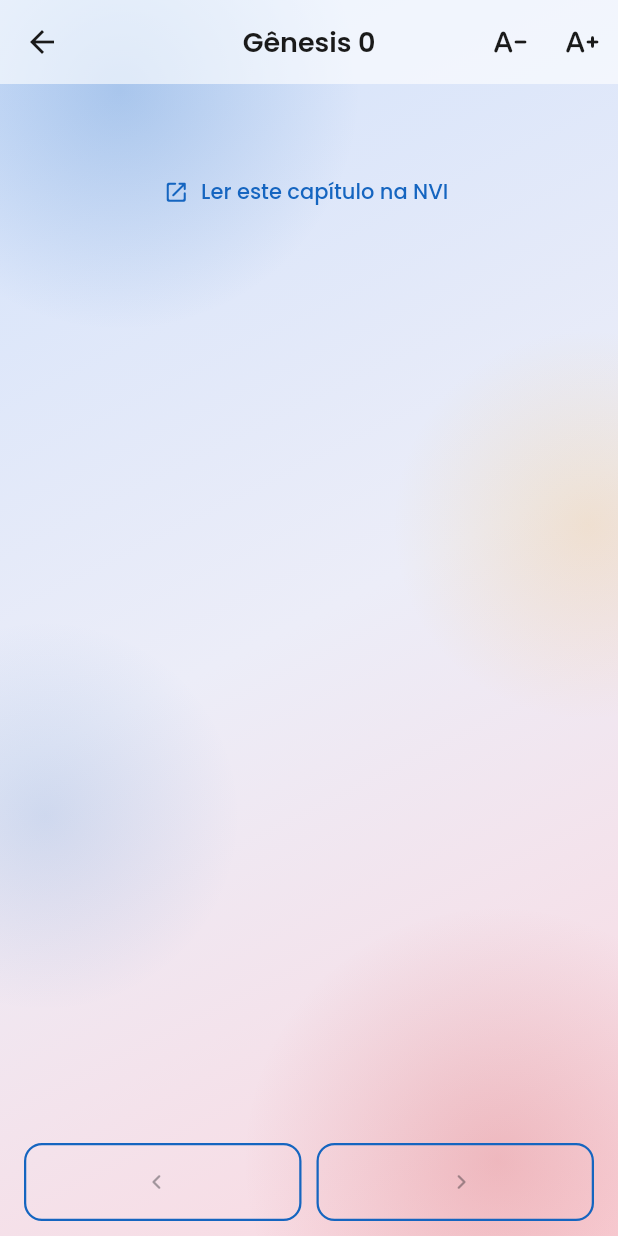
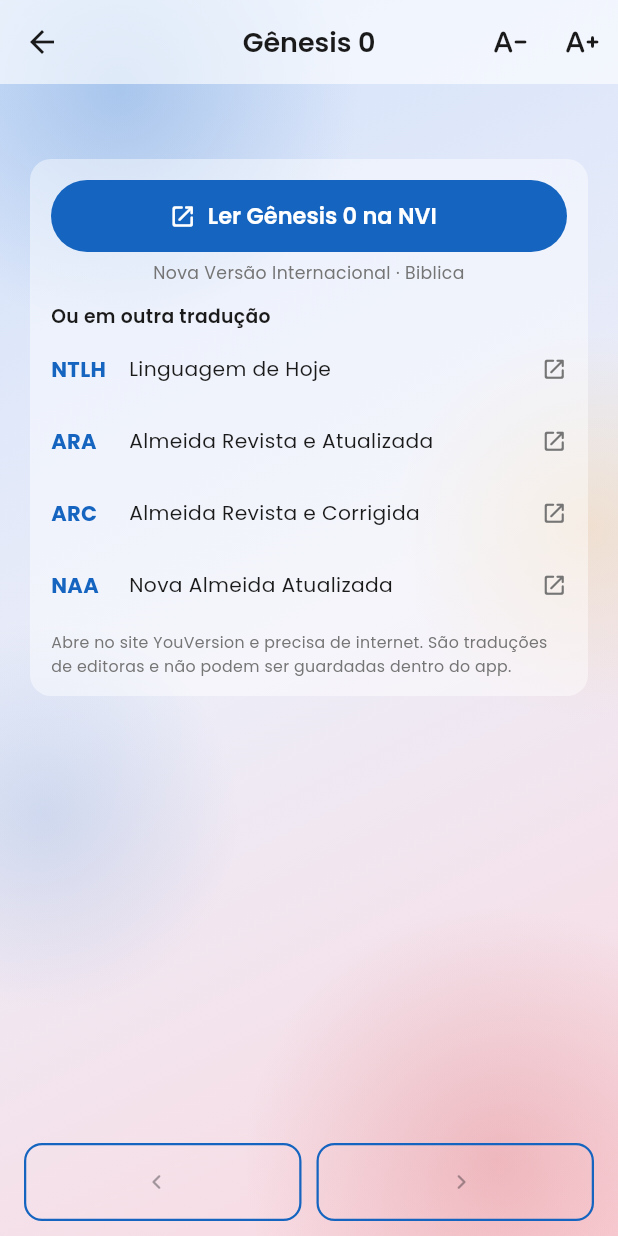
Before and after one commit to marciosaguiar/espiritual, a Flutter app: the BibliaLeituraScreen screen opened directly with sample values from the repository, on a phone screen of 412 x 824 dp. Run offline on Flutter 3.47's test engine with Material 3 defaults, Android fonts, the phone set to English and light mode, and no system bars; our stand-ins replace cloud_firestore, firebase_auth, firebase_core, shared_preferences, table_calendar; missing offline and left inert: dart:js_interop; accounts and stored records are empty.

Commit message:
feat: Bíblia — NVI (padrão), Linguagem de Hoje, ARA, ARC e NAA no fim de cada capítulo
Pedido: outras traduções em pt-BR, com a NVI como padrão. O texto delas é de
editoras (Biblica, Sociedade Bíblica do Brasil) e continua fora do app, como o
projeto já decidiu e um teste garante. O que entra é o que dá sem licença:
cada tradução abre o MESMO capítulo no YouVersion.

- `traducoesExternas`: NVI 129, NTLH 211, ARA 1608, ARC 212, NAA 1840, nesta
  ordem fixa; a primeira é a padrão. Os números foram conferidos no bible.com
  (cada um abre João 3 na versão da sigla) e um teste os trava.
- Tela de leitura: a NVI vira o botão principal ("Ler João 3 na NVI") e as
  outras quatro ficam logo abaixo; o cartão diz que abre fora e que precisa de
  internet. O capítulo do link acompanha a leitura e link que não abre avisa
  (`abrirLink`).
- O app não lembra a última escolha: com todas a um toque, só mudaria o que
  fica marcado.
- 24 testes novos (contrato dos números, tela a 375 e 320 px, alcance do fim
  da página, toque com Material, link acompanha o capítulo, falha avisa); as
  quebras de propósito nos números, no `em:`, no capítulo e no Material foram
  pegas. +2.289 bytes no pacote.
- CLAUDE.md registra a decisão, os números conferidos e os caminhos para pôr o
  TEXTO dentro do app (precisa de licença, e o teste das siglas proibidas muda
  junto).

Co-Authored-By: Claude Sonnet 5.5 <noreply@anthropic.com>
Claude-Session: https://claude.ai/code/session_01WHfQGyPHrLhyECpGAfTaAZ

```diff
--- a/lib/data/services/biblia_service.dart
+++ b/lib/data/services/biblia_service.dart
@@ -50,9 +50,9 @@ class Traducao {
 /// O que o app oferece para ler. Acrescentar uma tradução é acrescentar uma
 /// linha aqui e um arquivo em `assets/biblia` — nada de código novo.
 ///
-/// Só entram textos cuja licença permita distribuir offline. NVI, ARA, NAA,
-/// ARC e companhia pertencem a editoras e não podem estar aqui; para elas
-/// existe o botão "Abrir no YouVersion".
+/// Só entram textos cuja licença permita distribuir offline. NVI, NTLH, ARA,
+/// NAA, ARC e companhia pertencem a editoras e não podem estar aqui; para elas
+/// existe [traducoesExternas], que abre o mesmo capítulo no YouVersion.
 class TraducaoDisponivel {
   final String id;
   final String sigla;
@@ -86,6 +86,83 @@ const List<TraducaoDisponivel> traducoesDisponiveis = [
     nome: 'Almeida 1911',
     licencaCurta: 'Domínio público',
     tamanho: '1,2 MB',
+  ),
+];
+
+/// Uma tradução que NÃO mora no app: abre o capítulo no YouVersion.
+///
+/// O texto delas é de editoras (Biblica, Sociedade Bíblica do Brasil), e
+/// guardá-lo no aparelho ou no banco é copiar a obra — por isso o app só aponta
+/// para quem tem o direito de publicá-la. Custa internet, e a tela diz isso.
+class TraducaoExterna {
+  /// Nome interno, que não depende do número do YouVersion: se o site
+  /// renumerar uma versão, só `codigoNoYouVersion` precisa mudar.
+  final String id;
+  final String sigla;
+
+  /// O nome que a pessoa conhece. "Linguagem de Hoje" é como o ministério
+  /// chama a NTLH — a sigla sozinha não diz nada a quem não é da área.
+  final String nome;
+
+  /// Quem publica. Aparece na tela: é de quem é o texto.
+  final String editora;
+
+  /// O número da versão no endereço `bible.com/pt/bible/<número>/...`.
+  final int codigoNoYouVersion;
+
+  const TraducaoExterna({
+    required this.id,
+    required this.sigla,
+    required this.nome,
+    required this.editora,
+    required this.codigoNoYouVersion,
+  });
+}
+
+/// A PRIMEIRA é a padrão (a NVI): a tela a põe em destaque, como o botão
+/// principal. A ordem é fixa de propósito — lista que muda de lugar faz a
+/// pessoa tocar na linha errada.
+///
+/// Os números foram conferidos no próprio bible.com (24/11/2026): cada um
+/// abre João 3 na versão da sigla. NVI 129 é da Biblica; as outras quatro são
+/// da Sociedade Bíblica do Brasil. Há versões repetidas com a mesma sigla
+/// (NVI 4360, NTLH 4539 "edição católica", ARC 3407 de Portugal) que NÃO são
+/// as usadas aqui.
+const List<TraducaoExterna> traducoesExternas = [
+  TraducaoExterna(
+    id: 'nvi',
+    sigla: 'NVI',
+    nome: 'Nova Versão Internacional',
+    editora: 'Biblica',
+    codigoNoYouVersion: 129,
+  ),
+  TraducaoExterna(
+    id: 'ntlh',
+    sigla: 'NTLH',
+    nome: 'Linguagem de Hoje',
+    editora: 'Sociedade Bíblica do Brasil',
+    codigoNoYouVersion: 211,
+  ),
+  TraducaoExterna(
+    id: 'ara',
+    sigla: 'ARA',
+    nome: 'Almeida Revista e Atualizada',
+    editora: 'Sociedade Bíblica do Brasil',
+    codigoNoYouVersion: 1608,
+  ),
+  TraducaoExterna(
+    id: 'arc',
+    sigla: 'ARC',
+    nome: 'Almeida Revista e Corrigida',
+    editora: 'Sociedade Bíblica do Brasil',
+    codigoNoYouVersion: 212,
+  ),
+  TraducaoExterna(
+    id: 'naa',
+    sigla: 'NAA',
+    nome: 'Nova Almeida Atualizada',
+    editora: 'Sociedade Bíblica do Brasil',
+    codigoNoYouVersion: 1840,
   ),
 ];
 
@@ -133,20 +210,19 @@ class BibliaService {
     return traducao;
   }
 
-  /// O MESMO capítulo, aberto na NVI do YouVersion.
+  /// O MESMO capítulo, aberto no YouVersion, na tradução escolhida (a NVI,
+  /// quando nenhuma é dita).
   ///
   /// É a ponte para as traduções que este app não pode trazer para dentro:
-  /// NVI, NTLH, ARA e ARC são de editoras, e distribuí-las exigiria licença.
-  /// Em vez de fingir que não existem, o botão leva a pessoa ao capítulo
-  /// certo, no site de quem tem o direito de publicá-lo — e lá ela troca para
-  /// NTLH, ARA ou ARC num toque.
+  /// NVI, NTLH, ARA, ARC e NAA são de editoras, e distribuí-las exigiria
+  /// licença. Em vez de fingir que não existem, o app leva a pessoa ao capítulo
+  /// certo, no site de quem tem o direito de publicá-lo.
   ///
-  /// `129` é a NVI em português e os códigos de três letras são o padrão
-  /// USFM. Conferidos no próprio site: /pt/bible/129/JHN.3 abre João 3 em
-  /// NVI, e /pt/bible/129/SNG.2 abre Cântico dos Cânticos 2.
-  static const int _nviNoYouVersion = 129;
-
-  static Uri noYouVersion(String siglaLivro, int capitulo) {
+  /// Os códigos de três letras do livro são o padrão USFM. Conferidos no
+  /// próprio site: /pt/bible/129/JHN.3 abre João 3 em NVI, e
+  /// /pt/bible/129/SNG.2 abre Cântico dos Cânticos 2.
+  static Uri noYouVersion(String siglaLivro, int capitulo,
+      {TraducaoExterna? em}) {
     final livro = livroPorSigla(siglaLivro);
     if (livro == null || livro.usfm.isEmpty) {
       // Livro que não conhecemos: a busca pelo nome ainda leva a algum lugar
@@ -154,7 +230,8 @@ class BibliaService {
       return Uri.https('www.bible.com', '/search/bible',
           {'q': '${nomeDoLivro(siglaLivro)} $capitulo'});
     }
-    return Uri.https('www.bible.com',
-        '/pt/bible/$_nviNoYouVersion/${livro.usfm}.$capitulo');
+    final versao = (em ?? traducoesExternas.first).codigoNoYouVersion;
+    return Uri.https(
+        'www.bible.com', '/pt/bible/$versao/${livro.usfm}.$capitulo');
   }
 }
--- a/lib/presentation/screens/biblia/biblia_leitura_screen.dart
+++ b/lib/presentation/screens/biblia/biblia_leitura_screen.dart
@@ -1,13 +1,13 @@
 import 'package:flutter/material.dart';
 import 'package:flutter/services.dart';
 import 'package:provider/provider.dart';
-import 'package:url_launcher/url_launcher.dart';
 
 import '../../../core/constants/app_colors.dart';
 import '../../../core/constants/livros_biblia.dart';
 import '../../../core/platform/compartilhar.dart';
 import '../../../data/services/biblia_service.dart';
 import '../../providers/biblia_provider.dart';
+import '../../widgets/common/abrir_link.dart';
 
 /// A leitura: versículos numerados, fonte ajustável, capítulo anterior e
 /// próximo, e o crédito da tradução no rodapé — que não é enfeite, é o que a
@@ -110,14 +110,14 @@ class _BibliaLeituraScreenState extends State<BibliaLeituraScreen> {
     );
   }
 
-  Future<void> _abrirYouVersion() async {
-    final uri = BibliaService.noYouVersion(_livro.sigla, _capitulo);
-    final ok = await launchUrl(uri, mode: LaunchMode.externalApplication);
-    if (!ok && mounted) {
-      ScaffoldMessenger.of(context).showSnackBar(
-        const SnackBar(content: Text('Não foi possível abrir o navegador.')),
-      );
-    }
+  /// Abre ESTE capítulo na tradução escolhida, no YouVersion.
+  ///
+  /// Nada é esperado antes de abrir: no navegador, abrir uma página só
+  /// funciona dentro do toque que a pediu, e o iPhone bloqueia a que vem
+  /// depois de uma espera.
+  Future<void> _abrirNaExterna(TraducaoExterna t) {
+    final uri = BibliaService.noYouVersion(_livro.sigla, _capitulo, em: t);
+    return abrirLink(context, uri.toString());
   }
 
   @override
@@ -163,15 +163,11 @@ class _BibliaLeituraScreenState extends State<BibliaLeituraScreen> {
                   ),
                 const SizedBox(height: 24),
                 _Creditos(traducao: b.traducao, isDark: isDark),
-                const SizedBox(height: 12),
-                Center(
-                  child: TextButton.icon(
-                    onPressed: _abrirYouVersion,
-                    icon: const Icon(Icons.open_in_new_rounded, size: 17),
-                    label: const Text('Ler este capítulo na NVI'),
-                    style:
-                        TextButton.styleFrom(foregroundColor: AppColors.blue),
-                  ),
+                const SizedBox(height: 14),
+                _OutrasTraducoes(
+                  referencia: '${_livro.nome} $_capitulo',
+                  isDark: isDark,
+                  aoEscolher: _abrirNaExterna,
                 ),
               ],
             ),
@@ -268,6 +264,150 @@ class _Creditos extends StatelessWidget {
           color: isDark
               ? AppColors.textSecondaryDark
               : AppColors.textSecondaryLight,
+        ),
+      ),
+    );
+  }
+}
+
+/// NVI, NTLH, ARA, ARC e NAA: o MESMO capítulo, no YouVersion.
+///
+/// Essas traduções são de editoras e o app não pode guardá-las, então esta
+/// tela não finge que as tem: diz que abre fora e que precisa de internet. A
+/// NVI vem em destaque (é a padrão) e as outras ficam logo abaixo, sempre na
+/// mesma ordem.
+class _OutrasTraducoes extends StatelessWidget {
+  final String referencia;
+  final bool isDark;
+  final Future<void> Function(TraducaoExterna) aoEscolher;
+
+  const _OutrasTraducoes({
+    required this.referencia,
+    required this.isDark,
+    required this.aoEscolher,
+  });
+
+  @override
+  Widget build(BuildContext context) {
+    final corTexto =
+        isDark ? AppColors.textPrimaryDark : AppColors.textPrimaryLight;
+    final corSuave =
+        isDark ? AppColors.textSecondaryDark : AppColors.textSecondaryLight;
+    final padrao = traducoesExternas.first;
+    final outras = traducoesExternas.skip(1);
+
+    return Container(
+      padding: const EdgeInsets.fromLTRB(14, 14, 14, 12),
+      decoration: BoxDecoration(
+        color: isDark
+            ? Colors.white.withValues(alpha: 0.04)
+            : Colors.white.withValues(alpha: 0.45),
+        borderRadius: BorderRadius.circular(14),
+      ),
+      // O toque pinta no Material mais próximo, e a caixa colorida acima o
+      // esconderia: sem este, o toque não daria sinal nenhum.
+      child: Material(
+        type: MaterialType.transparency,
+        child: Column(
+          crossAxisAlignment: CrossAxisAlignment.stretch,
+          children: [
+            Semantics(
+              button: true,
+              excludeSemantics: true,
+              label: 'Ler $referencia na ${padrao.sigla}, ${padrao.nome}. '
+                  'Abre o YouVersion.',
+              child: FilledButton.icon(
+                onPressed: () => aoEscolher(padrao),
+                icon: const Icon(Icons.open_in_new_rounded, size: 18),
+                label: Text('Ler $referencia na ${padrao.sigla}'),
+                style: FilledButton.styleFrom(
+                  backgroundColor: AppColors.blue,
+                  foregroundColor: Colors.white,
+                  minimumSize: const Size.fromHeight(48),
+                  textStyle: const TextStyle(
+                    fontFamily: 'Poppins',
+                    fontSize: 15,
+                    fontWeight: FontWeight.w600,
+                  ),
+                ),
+              ),
+            ),
+            Padding(
+              padding: const EdgeInsets.only(top: 6, bottom: 12),
+              child: Text(
+                '${padrao.nome} · ${padrao.editora}',
+                textAlign: TextAlign.center,
+                style: TextStyle(
+                    fontFamily: 'Poppins', fontSize: 11.5, color: corSuave),
+              ),
+            ),
+            Text(
+              'Ou em outra tradução',
+              style: TextStyle(
+                fontFamily: 'Poppins',
+                fontSize: 12.5,
+                fontWeight: FontWeight.w600,
+                color: corTexto,
+              ),
+            ),
+            const SizedBox(height: 2),
+            for (final t in outras)
+              InkWell(
+                onTap: () => aoEscolher(t),
+                borderRadius: BorderRadius.circular(8),
+                child: Semantics(
+                  button: true,
+                  excludeSemantics: true,
+                  label: 'Ler $referencia na ${t.sigla}, ${t.nome}. '
+                      'Abre o YouVersion.',
+                  child: ConstrainedBox(
+                    constraints: const BoxConstraints(minHeight: 48),
+                    child: Row(
+                      children: [
+                        SizedBox(
+                          width: 52,
+                          child: Text(
+                            t.sigla,
+                            style: const TextStyle(
+                              fontFamily: 'Poppins',
+                              fontSize: 14,
+                              fontWeight: FontWeight.w700,
+                              color: AppColors.blue,
+                            ),
+                          ),
+                        ),
+                        Expanded(
+                          child: Padding(
+                            padding: const EdgeInsets.symmetric(vertical: 6),
+                            child: Text(
+                              t.nome,
+                              style: TextStyle(
+                                fontFamily: 'Poppins',
+                                fontSize: 13.5,
+                                color: corTexto,
+                              ),
+                            ),
+                          ),
+                        ),
+                        Icon(Icons.open_in_new_rounded,
+                            size: 17, color: corSuave),
+                      ],
+                    ),
+                  ),
+                ),
+              ),
+            const SizedBox(height: 6),
+            Text(
+              'Abre no site YouVersion e precisa de internet. São traduções de '
+              'editoras e não podem ser guardadas dentro do app.',
+              style: TextStyle(
+                fontFamily: 'Poppins',
+                fontSize: 10.5,
+                height: 1.5,
+                color: corSuave,
+              ),
+            ),
+          ],
         ),
       ),
     );
--- a/lib/presentation/screens/biblia/biblia_screen.dart
+++ b/lib/presentation/screens/biblia/biblia_screen.dart
@@ -535,8 +535,10 @@ class _EscolherTraducao extends StatelessWidget {
             ),
           const SizedBox(height: 6),
           Text(
-            'Só traduções que podem ser distribuídas dentro do app. Para NVI, '
-            'ARA e outras, use "Abrir no YouVersion" na tela de leitura.',
+            'Aqui ficam só as traduções que podem ser guardadas dentro do app, '
+            'e por isso funcionam sem internet. NVI, Linguagem de Hoje, ARA, '
+            'ARC e NAA são de editoras: no fim de qualquer capítulo há botões '
+            'que abrem o mesmo capítulo nelas (precisa de internet).',
             style: TextStyle(
               fontFamily: 'Poppins',
               fontSize: 12,
```
Also changed, not shown: lib/presentation/providers/biblia_provider.dart (+10 -0 lines), 3 other files.
